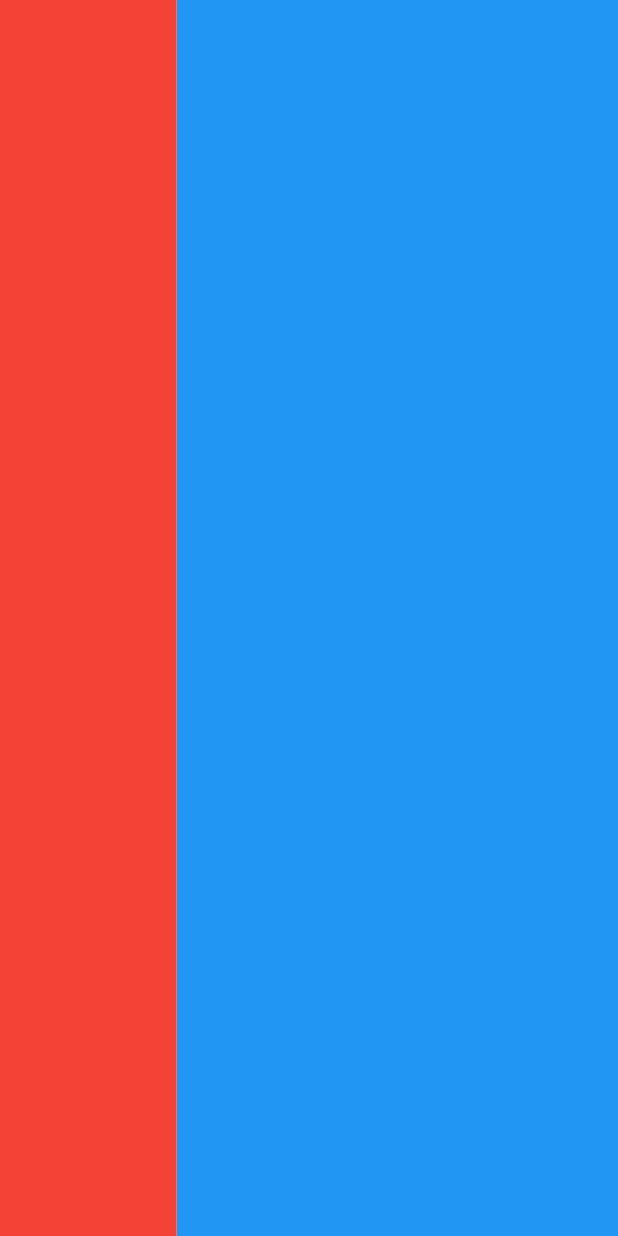
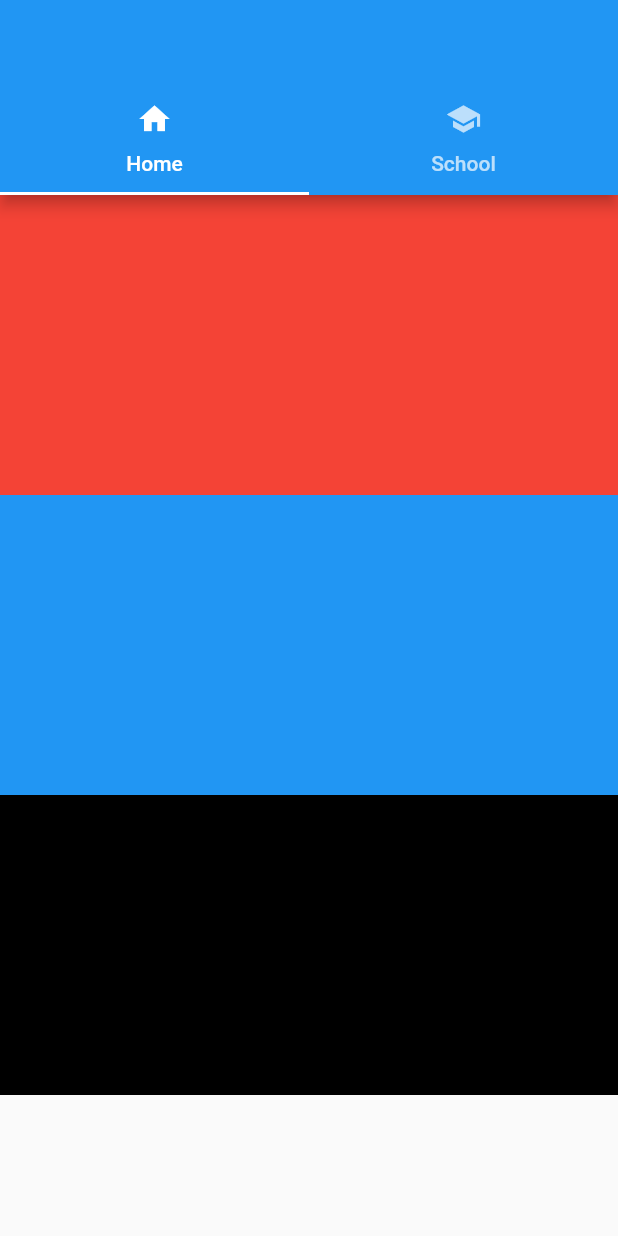
Before and after one commit to Asadbek-IP/lesson5, a Flutter app: the screen it shows after launch, on a phone screen of 412 x 824 dp. Run offline on Flutter 3.47's test engine with Material 2 defaults, Android fonts, the phone set to English and light mode, and no system bars.

Commit message:
lesson6_3

```diff
--- a/lib/main.dart
+++ b/lib/main.dart
@@ -1,5 +1,7 @@
 import 'package:flutter/material.dart';
-import 'package:lesson5/pages/expanded_page.dart';
+import 'package:lesson5/pages/gridpage.dart';
+import 'package:lesson5/pages/mypageview.dart';
+import 'package:lesson5/pages/mytabbar.dart';
 
 void main(List<String> args) {
   runApp(const MeningIlovam());
@@ -15,6 +17,6 @@ class MeningIlovam extends StatefulWidget {
 class _MeningIlovamState extends State<MeningIlovam> {
   @override
   Widget build(BuildContext context) {
-    return const MaterialApp(home: ExpandedPage());
+    return const MaterialApp(home: MyTabBar());
   }
 }
--- a/lib/pages/expanded_page.dart
+++ b/lib/pages/expanded_page.dart
@@ -6,7 +6,8 @@ class ExpandedPage extends StatelessWidget {
   @override
   Widget build(BuildContext context) {
     return Scaffold(
-      body: Row(
+      body: SafeArea(
+          child: Row(
         children: [
           Expanded(
             flex: 2,
@@ -21,7 +22,7 @@ class ExpandedPage extends StatelessWidget {
             ),
           ),
         ],
-      ),
+      )),
     );
   }
 }
--- /dev/null
+++ b/lib/pages/mytabbar.dart
@@ -0,0 +1,35 @@
+import 'package:flutter/material.dart';
+import 'package:lesson5/pages/column_page.dart';
+import 'package:lesson5/pages/stack_page.dart';
+
+class MyTabBar extends StatefulWidget {
+  const MyTabBar({super.key});
+
+  @override
+  State<MyTabBar> createState() => _MyTabBarState();
+}
+
+class _MyTabBarState extends State<MyTabBar> {
+  @override
+  Widget build(BuildContext context) {
+    return DefaultTabController(
+      length: 2,
+      child: Scaffold(
+        appBar: AppBar(
+          bottom: const TabBar(tabs: [
+            Tab(icon: Icon(Icons.home),
+            text: "Home",
+            ),
+            Tab(icon: Icon(Icons.school),
+            text: "School",
+            ),
+          ]),
+        ),
+        body: const TabBarView(children: [
+          ColumnPage(),
+          StackPage()
+        ]),
+      ),
+    );
+  }
+}
```
Also changed, not shown: lib/pages/gridpage.dart (added, +56 -0 lines), lib/pages/listpage.dart (added, +45 -0 lines), lib/pages/mypageview.dart (added, +27 -0 lines).
